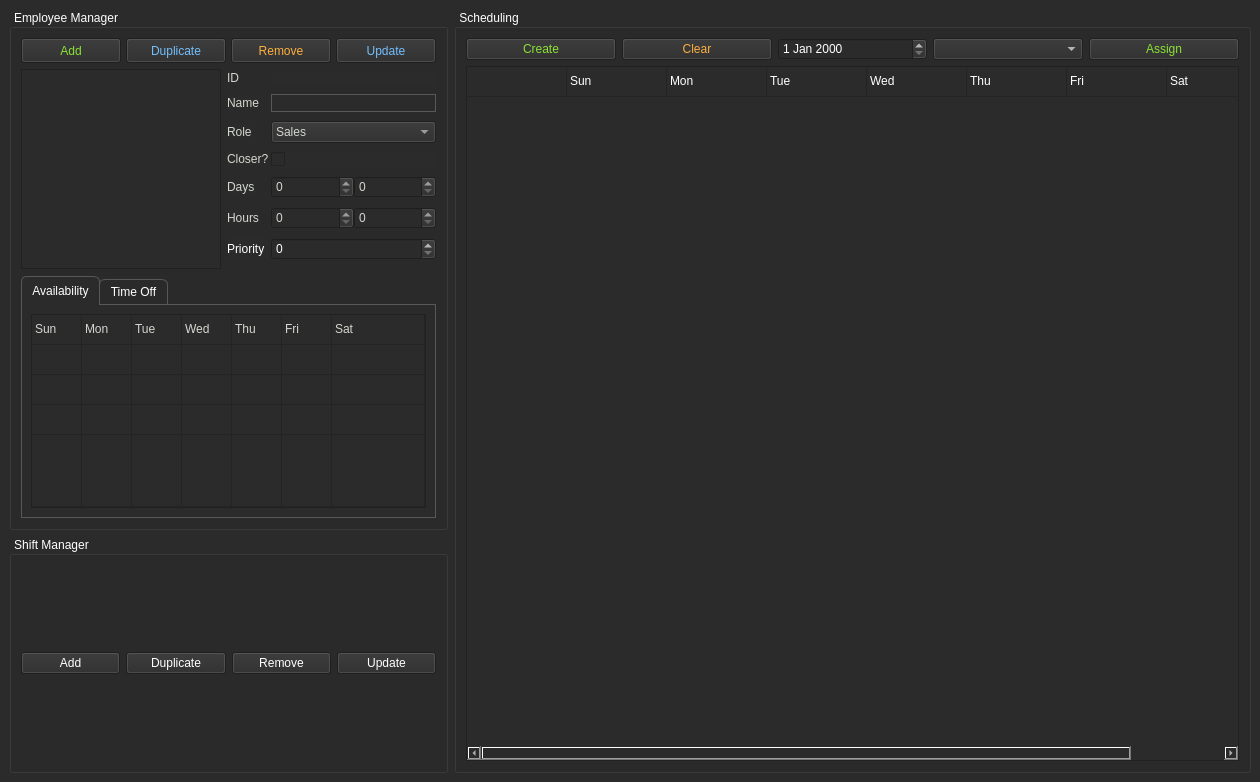
This is autoschedservice.ui in smigii/AutoSchedService as Qt 5 draws it before an edit. The edited form follows.
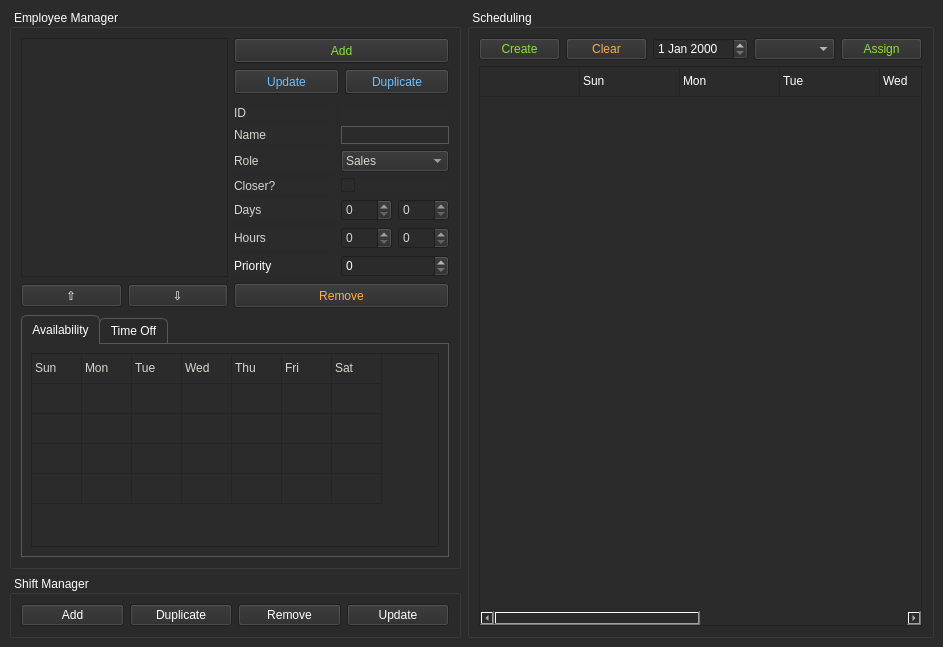
This is the edited form.

The edit to the form file:
```diff
--- a/autoschedservice.ui
+++ b/autoschedservice.ui
@@ -6,8 +6,8 @@
    <rect>
     <x>0</x>
     <y>0</y>
-    <width>1260</width>
-    <height>782</height>
+    <width>943</width>
+    <height>625</height>
    </rect>
   </property>
   <property name="sizePolicy">
@@ -27,8 +27,8 @@
     <item row="0" column="0">
      <widget class="QGroupBox" name="groupBox">
       <property name="sizePolicy">
-       <sizepolicy hsizetype="Fixed" vsizetype="Minimum">
-        <horstretch>0</horstretch>
+       <sizepolicy hsizetype="Minimum" vsizetype="Minimum">
+        <horstretch>4</horstretch>
         <verstretch>0</verstretch>
        </sizepolicy>
       </property>
@@ -39,10 +39,374 @@
        <string> Employee Manager </string>
       </property>
       <layout class="QGridLayout" name="gridLayout_2">
-       <item row="2" column="0" colspan="2">
+       <item row="8" column="2">
+        <widget class="QLabel" name="lbl_days">
+         <property name="sizePolicy">
+          <sizepolicy hsizetype="MinimumExpanding" vsizetype="Minimum">
+           <horstretch>1</horstretch>
+           <verstretch>0</verstretch>
+          </sizepolicy>
+         </property>
+         <property name="styleSheet">
+          <string notr="true">color: rgb(211, 215, 207);</string>
+         </property>
+         <property name="text">
+          <string>Days</string>
+         </property>
+        </widget>
+       </item>
+       <item row="11" column="1">
+        <widget class="QPushButton" name="btn_empMoveDown">
+         <property name="sizePolicy">
+          <sizepolicy hsizetype="Minimum" vsizetype="Fixed">
+           <horstretch>1</horstretch>
+           <verstretch>0</verstretch>
+          </sizepolicy>
+         </property>
+         <property name="text">
+          <string>⇩</string>
+         </property>
+        </widget>
+       </item>
+       <item row="11" column="0">
+        <widget class="QPushButton" name="btn_empMoveUp">
+         <property name="sizePolicy">
+          <sizepolicy hsizetype="Minimum" vsizetype="Fixed">
+           <horstretch>1</horstretch>
+           <verstretch>0</verstretch>
+          </sizepolicy>
+         </property>
+         <property name="text">
+          <string>⇧</string>
+         </property>
+        </widget>
+       </item>
+       <item row="10" column="2">
+        <widget class="QLabel" name="lbl_empPriority">
+         <property name="sizePolicy">
+          <sizepolicy hsizetype="MinimumExpanding" vsizetype="Minimum">
+           <horstretch>1</horstretch>
+           <verstretch>0</verstretch>
+          </sizepolicy>
+         </property>
+         <property name="text">
+          <string>Priority</string>
+         </property>
+        </widget>
+       </item>
+       <item row="6" column="2">
+        <widget class="QLabel" name="lbl_empRole">
+         <property name="sizePolicy">
+          <sizepolicy hsizetype="MinimumExpanding" vsizetype="Minimum">
+           <horstretch>1</horstretch>
+           <verstretch>0</verstretch>
+          </sizepolicy>
+         </property>
+         <property name="styleSheet">
+          <string notr="true">color: rgb(211, 215, 207);</string>
+         </property>
+         <property name="text">
+          <string>Role</string>
+         </property>
+        </widget>
+       </item>
+       <item row="5" column="2">
+        <widget class="QLabel" name="lbl_empName">
+         <property name="sizePolicy">
+          <sizepolicy hsizetype="MinimumExpanding" vsizetype="Minimum">
+           <horstretch>1</horstretch>
+           <verstretch>0</verstretch>
+          </sizepolicy>
+         </property>
+         <property name="styleSheet">
+          <string notr="true">color: rgb(211, 215, 207);</string>
+         </property>
+         <property name="text">
+          <string>Name</string>
+         </property>
+        </widget>
+       </item>
+       <item row="7" column="2">
+        <widget class="QLabel" name="lbl_closer">
+         <property name="sizePolicy">
+          <sizepolicy hsizetype="MinimumExpanding" vsizetype="Minimum">
+           <horstretch>1</horstretch>
+           <verstretch>0</verstretch>
+          </sizepolicy>
+         </property>
+         <property name="styleSheet">
+          <string notr="true">color: rgb(211, 215, 207);</string>
+         </property>
+         <property name="text">
+          <string>Closer?</string>
+         </property>
+        </widget>
+       </item>
+       <item row="9" column="2">
+        <widget class="QLabel" name="lbl_empHours">
+         <property name="sizePolicy">
+          <sizepolicy hsizetype="MinimumExpanding" vsizetype="Minimum">
+           <horstretch>1</horstretch>
+           <verstretch>0</verstretch>
+          </sizepolicy>
+         </property>
+         <property name="styleSheet">
+          <string notr="true">color: rgb(211, 215, 207);</string>
+         </property>
+         <property name="text">
+          <string>Hours</string>
+         </property>
+        </widget>
+       </item>
+       <item row="0" column="0" rowspan="11" colspan="2">
+        <widget class="QListWidget" name="listWidget_emps">
+         <property name="sizePolicy">
+          <sizepolicy hsizetype="MinimumExpanding" vsizetype="Minimum">
+           <horstretch>2</horstretch>
+           <verstretch>0</verstretch>
+          </sizepolicy>
+         </property>
+         <property name="minimumSize">
+          <size>
+           <width>150</width>
+           <height>150</height>
+          </size>
+         </property>
+         <property name="maximumSize">
+          <size>
+           <width>1000</width>
+           <height>1000</height>
+          </size>
+         </property>
+         <property name="styleSheet">
+          <string notr="true">color: rgb(211, 215, 207);</string>
+         </property>
+        </widget>
+       </item>
+       <item row="1" column="2" colspan="2">
+        <layout class="QHBoxLayout" name="horizontalLayout_3" stretch="1,1">
+         <item>
+          <widget class="QPushButton" name="btn_empUpdate">
+           <property name="sizePolicy">
+            <sizepolicy hsizetype="MinimumExpanding" vsizetype="Minimum">
+             <horstretch>1</horstretch>
+             <verstretch>0</verstretch>
+            </sizepolicy>
+           </property>
+           <property name="minimumSize">
+            <size>
+             <width>50</width>
+             <height>25</height>
+            </size>
+           </property>
+           <property name="maximumSize">
+            <size>
+             <width>100000</width>
+             <height>100000</height>
+            </size>
+           </property>
+           <property name="styleSheet">
+            <string notr="true">color: rgb(114, 191, 253);</string>
+           </property>
+           <property name="text">
+            <string>Update</string>
+           </property>
+          </widget>
+         </item>
+         <item>
+          <widget class="QPushButton" name="btn_empDupe">
+           <property name="sizePolicy">
+            <sizepolicy hsizetype="MinimumExpanding" vsizetype="Minimum">
+             <horstretch>1</horstretch>
+             <verstretch>0</verstretch>
+            </sizepolicy>
+           </property>
+           <property name="minimumSize">
+            <size>
+             <width>50</width>
+             <height>25</height>
+            </size>
+           </property>
+           <property name="maximumSize">
+            <size>
+             <width>100000</width>
+             <height>100000</height>
+            </size>
+           </property>
+           <property name="styleSheet">
+            <string notr="true">color: rgb(114, 191, 253);</string>
+           </property>
+           <property name="text">
+            <string>Duplicate</string>
+           </property>
+          </widget>
+         </item>
+        </layout>
+       </item>
+       <item row="0" column="2" colspan="2">
+        <widget class="QPushButton" name="btn_empAdd">
+         <property name="sizePolicy">
+          <sizepolicy hsizetype="MinimumExpanding" vsizetype="Minimum">
+           <horstretch>2</horstretch>
+           <verstretch>0</verstretch>
+          </sizepolicy>
+         </property>
+         <property name="minimumSize">
+          <size>
+           <width>50</width>
+           <height>25</height>
+          </size>
+         </property>
+         <property name="maximumSize">
+          <size>
+           <width>100000</width>
+           <height>100000</height>
+          </size>
+         </property>
+         <property name="styleSheet">
+          <string notr="true">color: rgb(138, 226, 52);</string>
+         </property>
+         <property name="text">
+          <string>Add</string>
+         </property>
+        </widget>
+       </item>
+       <item row="11" column="2" colspan="2">
+        <widget class="QPushButton" name="btn_empRm">
+         <property name="sizePolicy">
+          <sizepolicy hsizetype="MinimumExpanding" vsizetype="Minimum">
+           <horstretch>2</horstretch>
+           <verstretch>0</verstretch>
+          </sizepolicy>
+         </property>
+         <property name="minimumSize">
+          <size>
+           <width>50</width>
+           <height>25</height>
+          </size>
+         </property>
+         <property name="maximumSize">
+          <size>
+           <width>100000</width>
+           <height>100000</height>
+          </size>
+         </property>
+         <property name="styleSheet">
+          <string notr="true">color: rgb(252, 175, 62);</string>
+         </property>
+         <property name="text">
+          <string>Remove</string>
+         </property>
+        </widget>
+       </item>
+       <item row="5" column="3">
+        <widget class="QLineEdit" name="lineEdit_empName">
+         <property name="sizePolicy">
+          <sizepolicy hsizetype="MinimumExpanding" vsizetype="Fixed">
+           <horstretch>1</horstretch>
+           <verstretch>0</verstretch>
+          </sizepolicy>
+         </property>
+         <property name="styleSheet">
+          <string notr="true">color: rgb(211, 215, 207);
+border: 1px solid rgb(88, 88, 88);</string>
+         </property>
+        </widget>
+       </item>
+       <item row="6" column="3">
+        <widget class="QComboBox" name="comboBox_empRole">
+         <property name="sizePolicy">
+          <sizepolicy hsizetype="MinimumExpanding" vsizetype="Fixed">
+           <horstretch>1</horstretch>
+           <verstretch>0</verstretch>
+          </sizepolicy>
+         </property>
+         <property name="styleSheet">
+          <string notr="true">color: rgb(211, 215, 207);</string>
+         </property>
+         <item>
+          <property name="text">
+           <string>Sales</string>
+          </property>
+         </item>
+         <item>
+          <property name="text">
+           <string>Tech</string>
+          </property>
+         </item>
+         <item>
+          <property name="text">
+           <string>None</string>
+          </property>
+         </item>
+        </widget>
+       </item>
+       <item row="8" column="3">
+        <layout class="QHBoxLayout" name="horizontalLayout" stretch="1,1">
+         <item>
+          <widget class="QSpinBox" name="spinBox_empDaysMin">
+           <property name="styleSheet">
+            <string notr="true">color: rgb(211, 215, 207);</string>
+           </property>
+          </widget>
+         </item>
+         <item>
+          <widget class="QSpinBox" name="spinBox_empDaysMax">
+           <property name="styleSheet">
+            <string notr="true">color: rgb(211, 215, 207);</string>
+           </property>
+          </widget>
+         </item>
+        </layout>
+       </item>
+       <item row="7" column="3">
+        <widget class="QCheckBox" name="chkBox_empCloser">
+         <property name="sizePolicy">
+          <sizepolicy hsizetype="MinimumExpanding" vsizetype="Fixed">
+           <horstretch>1</horstretch>
+           <verstretch>0</verstretch>
+          </sizepolicy>
+         </property>
+         <property name="styleSheet">
+          <string notr="true">color: rgb(211, 215, 207);</string>
+         </property>
+         <property name="text">
+          <string/>
+         </property>
+        </widget>
+       </item>
+       <item row="9" column="3">
+        <layout class="QHBoxLayout" name="horizontalLayout_2">
+         <item>
+          <widget class="QSpinBox" name="spinBox_empHoursMin">
+           <property name="styleSheet">
+            <string notr="true">color: rgb(211, 215, 207);</string>
+           </property>
+          </widget>
+         </item>
+         <item>
+          <widget class="QSpinBox" name="spinBox_empHoursMax">
+           <property name="styleSheet">
+            <string notr="true">color: rgb(211, 215, 207);</string>
+           </property>
+          </widget>
+         </item>
+        </layout>
+       </item>
+       <item row="10" column="3">
+        <widget class="QSpinBox" name="spinBox_empPriority">
+         <property name="sizePolicy">
+          <sizepolicy hsizetype="MinimumExpanding" vsizetype="Fixed">
+           <horstretch>1</horstretch>
+           <verstretch>0</verstretch>
+          </sizepolicy>
+         </property>
+        </widget>
+       </item>
+       <item row="14" column="0" colspan="4">
         <widget class="QTabWidget" name="tabWidget">
          <property name="sizePolicy">
-          <sizepolicy hsizetype="Expanding" vsizetype="Minimum">
+          <sizepolicy hsizetype="MinimumExpanding" vsizetype="MinimumExpanding">
            <horstretch>0</horstretch>
            <verstretch>0</verstretch>
           </sizepolicy>
@@ -195,13 +559,13 @@
               <bool>false</bool>
              </attribute>
              <attribute name="horizontalHeaderStretchLastSection">
-              <bool>true</bool>
+              <bool>false</bool>
              </attribute>
              <attribute name="verticalHeaderVisible">
               <bool>false</bool>
              </attribute>
              <attribute name="verticalHeaderStretchLastSection">
-              <bool>true</bool>
+              <bool>false</bool>
              </attribute>
              <row/>
              <row/>
@@ -368,378 +732,37 @@
          </widget>
         </widget>
        </item>
-       <item row="1" column="1">
-        <layout class="QGridLayout" name="gridLayout_5">
-         <property name="horizontalSpacing">
-          <number>2</number>
-         </property>
-         <property name="verticalSpacing">
-          <number>7</number>
-         </property>
-         <item row="7" column="3">
-          <widget class="QLabel" name="lbl_empHours">
-           <property name="sizePolicy">
-            <sizepolicy hsizetype="Fixed" vsizetype="Fixed">
-             <horstretch>0</horstretch>
-             <verstretch>0</verstretch>
-            </sizepolicy>
-           </property>
-           <property name="styleSheet">
-            <string notr="true">color: rgb(211, 215, 207);</string>
-           </property>
-           <property name="text">
-            <string>Hours</string>
-           </property>
-          </widget>
-         </item>
-         <item row="5" column="6">
-          <widget class="QCheckBox" name="chkBox_empCloser">
-           <property name="sizePolicy">
-            <sizepolicy hsizetype="Minimum" vsizetype="Fixed">
-             <horstretch>0</horstretch>
-             <verstretch>0</verstretch>
-            </sizepolicy>
-           </property>
-           <property name="styleSheet">
-            <string notr="true">color: rgb(211, 215, 207);</string>
-           </property>
-           <property name="text">
-            <string/>
-           </property>
-          </widget>
-         </item>
-         <item row="3" column="3">
-          <widget class="QLabel" name="lbl_empName">
-           <property name="sizePolicy">
-            <sizepolicy hsizetype="Fixed" vsizetype="Fixed">
-             <horstretch>0</horstretch>
-             <verstretch>0</verstretch>
-            </sizepolicy>
-           </property>
-           <property name="styleSheet">
-            <string notr="true">color: rgb(211, 215, 207);</string>
-           </property>
-           <property name="text">
-            <string>Name</string>
-           </property>
-          </widget>
-         </item>
-         <item row="4" column="3">
-          <widget class="QLabel" name="lbl_empRole">
-           <property name="sizePolicy">
-            <sizepolicy hsizetype="Fixed" vsizetype="Fixed">
-             <horstretch>0</horstretch>
-             <verstretch>0</verstretch>
-            </sizepolicy>
-           </property>
-           <property name="styleSheet">
-            <string notr="true">color: rgb(211, 215, 207);</string>
-           </property>
-           <property name="text">
-            <string>Role</string>
-           </property>
-          </widget>
-         </item>
-         <item row="3" column="6">
-          <widget class="QLineEdit" name="lineEdit_empName">
-           <property name="sizePolicy">
-            <sizepolicy hsizetype="Minimum" vsizetype="Fixed">
-             <horstretch>0</horstretch>
-             <verstretch>0</verstretch>
-            </sizepolicy>
-           </property>
-           <property name="styleSheet">
-            <string notr="true">color: rgb(211, 215, 207);
-border: 1px solid rgb(88, 88, 88);</string>
-           </property>
-          </widget>
-         </item>
-         <item row="6" column="6">
-          <layout class="QHBoxLayout" name="horizontalLayout">
-           <item>
-            <widget class="QSpinBox" name="spinBox_empDaysMin">
-             <property name="styleSheet">
-              <string notr="true">color: rgb(211, 215, 207);</string>
-             </property>
-            </widget>
-           </item>
-           <item>
-            <widget class="QSpinBox" name="spinBox_empDaysMax">
-             <property name="styleSheet">
-              <string notr="true">color: rgb(211, 215, 207);</string>
-             </property>
-            </widget>
-           </item>
-          </layout>
-         </item>
-         <item row="6" column="3">
-          <widget class="QLabel" name="lbl_days">
-           <property name="sizePolicy">
-            <sizepolicy hsizetype="Fixed" vsizetype="Fixed">
-             <horstretch>0</horstretch>
-             <verstretch>0</verstretch>
-            </sizepolicy>
-           </property>
-           <property name="styleSheet">
-            <string notr="true">color: rgb(211, 215, 207);</string>
-           </property>
-           <property name="text">
-            <string>Days</string>
-           </property>
-          </widget>
-         </item>
-         <item row="7" column="6">
-          <layout class="QHBoxLayout" name="horizontalLayout_2">
-           <item>
-            <widget class="QSpinBox" name="spinBox_empHoursMin">
-             <property name="styleSheet">
-              <string notr="true">color: rgb(211, 215, 207);</string>
-             </property>
-            </widget>
-           </item>
-           <item>
-            <widget class="QSpinBox" name="spinBox_empHoursMax">
-             <property name="styleSheet">
-              <string notr="true">color: rgb(211, 215, 207);</string>
-             </property>
-            </widget>
-           </item>
-          </layout>
-         </item>
-         <item row="5" column="3">
-          <widget class="QLabel" name="lbl_closer">
-           <property name="sizePolicy">
-            <sizepolicy hsizetype="Fixed" vsizetype="Fixed">
-             <horstretch>0</horstretch>
-             <verstretch>0</verstretch>
-            </sizepolicy>
-           </property>
-           <property name="styleSheet">
-            <string notr="true">color: rgb(211, 215, 207);</string>
-           </property>
-           <property name="text">
-            <string>Closer?</string>
-           </property>
-          </widget>
-         </item>
-         <item row="4" column="6">
-          <widget class="QComboBox" name="comboBox_empRole">
-           <property name="sizePolicy">
-            <sizepolicy hsizetype="Minimum" vsizetype="Fixed">
-             <horstretch>0</horstretch>
-             <verstretch>0</verstretch>
-            </sizepolicy>
-           </property>
-           <property name="styleSheet">
-            <string notr="true">color: rgb(211, 215, 207);</string>
-           </property>
-           <item>
-            <property name="text">
-             <string>Sales</string>
-            </property>
-           </item>
-           <item>
-            <property name="text">
-             <string>Tech</string>
-            </property>
-           </item>
-           <item>
-            <property name="text">
-             <string>None</string>
-            </property>
-           </item>
-          </widget>
-         </item>
-         <item row="2" column="6">
-          <widget class="QLabel" name="lbl_empIdVal">
-           <property name="sizePolicy">
-            <sizepolicy hsizetype="Minimum" vsizetype="Fixed">
-             <horstretch>0</horstretch>
-             <verstretch>0</verstretch>
-            </sizepolicy>
-           </property>
-           <property name="styleSheet">
-            <string notr="true">color: rgb(211, 215, 207);</string>
-           </property>
-           <property name="text">
-            <string/>
-           </property>
-          </widget>
-         </item>
-         <item row="2" column="3">
-          <widget class="QLabel" name="lbl_empId">
-           <property name="sizePolicy">
-            <sizepolicy hsizetype="Fixed" vsizetype="Fixed">
-             <horstretch>0</horstretch>
-             <verstretch>0</verstretch>
-            </sizepolicy>
-           </property>
-           <property name="styleSheet">
-            <string notr="true">color: rgb(211, 215, 207);</string>
-           </property>
-           <property name="text">
-            <string>ID</string>
-           </property>
-          </widget>
-         </item>
-         <item row="8" column="3">
-          <widget class="QLabel" name="lbl_empPriority">
-           <property name="text">
-            <string>Priority</string>
-           </property>
-          </widget>
-         </item>
-         <item row="8" column="6">
-          <widget class="QSpinBox" name="spinBox_empPriority"/>
-         </item>
-        </layout>
-       </item>
-       <item row="1" column="0">
-        <widget class="QListWidget" name="listWidget_emps">
+       <item row="3" column="2" rowspan="2">
+        <widget class="QLabel" name="lbl_empId">
          <property name="sizePolicy">
-          <sizepolicy hsizetype="Fixed" vsizetype="Fixed">
-           <horstretch>0</horstretch>
+          <sizepolicy hsizetype="MinimumExpanding" vsizetype="Minimum">
+           <horstretch>1</horstretch>
            <verstretch>0</verstretch>
           </sizepolicy>
          </property>
-         <property name="minimumSize">
-          <size>
-           <width>200</width>
-           <height>200</height>
-          </size>
-         </property>
-         <property name="maximumSize">
-          <size>
-           <width>200</width>
-           <height>200</height>
-          </size>
-         </property>
          <property name="styleSheet">
           <string notr="true">color: rgb(211, 215, 207);</string>
          </property>
+         <property name="text">
+          <string>ID</string>
+         </property>
         </widget>
        </item>
-       <item row="0" column="0" colspan="2">
-        <layout class="QHBoxLayout" name="horizontalLayout_3">
-         <property name="spacing">
-          <number>5</number>
+       <item row="3" column="3" rowspan="2">
+        <widget class="QLabel" name="lbl_empIdVal">
+         <property name="sizePolicy">
+          <sizepolicy hsizetype="MinimumExpanding" vsizetype="Minimum">
+           <horstretch>1</horstretch>
+           <verstretch>0</verstretch>
+          </sizepolicy>
          </property>
-         <property name="sizeConstraint">
-          <enum>QLayout::SetFixedSize</enum>
+         <property name="styleSheet">
+          <string notr="true">color: rgb(211, 215, 207);</string>
          </property>
-         <item>
-          <widget class="QPushButton" name="btn_empAdd">
-           <property name="sizePolicy">
-            <sizepolicy hsizetype="Fixed" vsizetype="Fixed">
-             <horstretch>0</horstretch>
-             <verstretch>0</verstretch>
-            </sizepolicy>
-           </property>
-           <property name="minimumSize">
-            <size>
-             <width>100</width>
-             <height>25</height>
-            </size>
-           </property>
-           <property name="maximumSize">
-            <size>
-             <width>100</width>
-             <height>25</height>
-            </size>
-           </property>
-           <property name="styleSheet">
-            <string notr="true">color: rgb(138, 226, 52);</string>
-           </property>
-           <property name="text">
-            <string>Add</string>
-           </property>
-          </widget>
-         </item>
-         <item>
-          <widget class="QPushButton" name="btn_empDupe">
-           <property name="sizePolicy">
-            <sizepolicy hsizetype="Fixed" vsizetype="Fixed">
-             <horstretch>0</horstretch>
-             <verstretch>0</verstretch>
-            </sizepolicy>
-           </property>
-           <property name="minimumSize">
-            <size>
-             <width>100</width>
-             <height>25</height>
-            </size>
-           </property>
-           <property name="maximumSize">
-            <size>
-             <width>100</width>
-             <height>25</height>
-            </size>
-           </property>
-           <property name="styleSheet">
-            <string notr="true">color: rgb(114, 191, 253);</string>
-           </property>
-           <property name="text">
-            <string>Duplicate</string>
-           </property>
-          </widget>
-         </item>
-         <item>
-          <widget class="QPushButton" name="btn_empRm">
-           <property name="sizePolicy">
-            <sizepolicy hsizetype="Fixed" vsizetype="Fixed">
-             <horstretch>0</horstretch>
-             <verstretch>0</verstretch>
-            </sizepolicy>
-           </property>
-           <property name="minimumSize">
-            <size>
-             <width>100</width>
-             <height>25</height>
-            </size>
-           </property>
-           <property name="maximumSize">
-            <size>
-             <width>100</width>
-             <height>25</height>
-            </size>
-           </property>
-           <property name="styleSheet">
-            <string notr="true">color: rgb(252, 175, 62);</string>
-           </property>
-           <property name="text">
-            <string>Remove</string>
-           </property>
-          </widget>
-         </item>
-         <item>
-          <widget class="QPushButton" name="btn_empUpdate">
-           <property name="sizePolicy">
-            <sizepolicy hsizetype="Minimum" vsizetype="Fixed">
-             <horstretch>0</horstretch>
-             <verstretch>0</verstretch>
-            </sizepolicy>
-           </property>
-           <property name="minimumSize">
-            <size>
-             <width>100</width>
-             <height>25</height>
-            </size>
-           </property>
-           <property name="maximumSize">
-            <size>
-             <width>100</width>
-             <height>25</height>
-            </size>
-           </property>
-           <property name="styleSheet">
-            <string notr="true">color: rgb(114, 191, 253);</string>
-           </property>
-           <property name="text">
-            <string>Update</string>
-           </property>
-          </widget>
-         </item>
-        </layout>
+         <property name="text">
+          <string/>
+         </property>
+        </widget>
        </item>
       </layout>
      </widget>
@@ -795,7 +818,7 @@
      <widget class="QGroupBox" name="groupBox_3">
       <property name="sizePolicy">
        <sizepolicy hsizetype="Expanding" vsizetype="Expanding">
-        <horstretch>0</horstretch>
+        <horstretch>8</horstretch>
         <verstretch>0</verstretch>
        </sizepolicy>
       </property>
```
